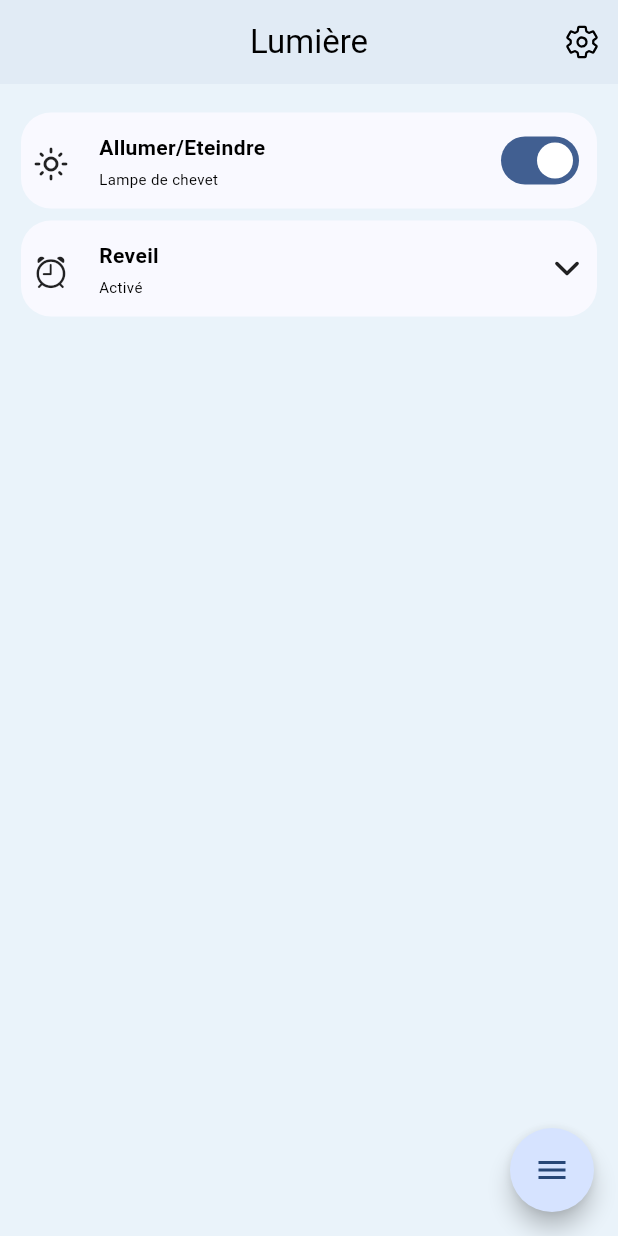
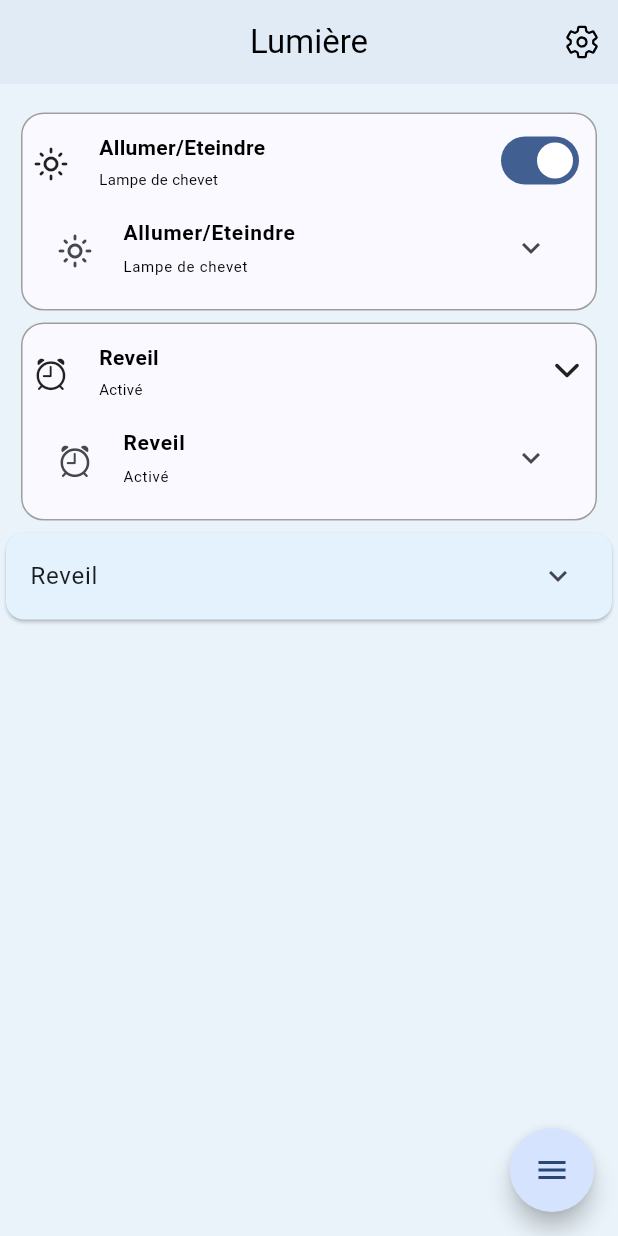
Before and after one commit to AymericROUVRAIS/lumiere, a Flutter app: the screen it shows after launch, on a phone screen of 412 x 824 dp. Run offline on Flutter 3.47's test engine with Material 3 defaults, Android fonts, the phone set to English and light mode, and no system bars; drawn by our look-alikes of flutter_speed_dial; our stand-ins replace ionicons, toggle_switch.

Commit message:
Creating expanding tile
Changing the MainCard to be used as expanding tile

```diff
--- a/lib/components/main_card.dart
+++ b/lib/components/main_card.dart
@@ -28,13 +28,15 @@ class _MainCardState extends State<MainCard> {
       padding: const EdgeInsets.symmetric(horizontal: 10.0),
       child: Card.outlined(
         color: Theme.of(context).cardColor,
-        elevation: 0.0,
         shape: RoundedRectangleBorder(
-          borderRadius: BorderRadius.circular(20),
+          side: const BorderSide(color: Colors.grey, width: 1.0),
+          borderRadius: BorderRadius.circular(15),
         ), // fixed: valid border
         child: Padding(
           padding: const EdgeInsets.all(8.0),
-          child: GestureDetector(
+          child: Column(
+            children: [
+              GestureDetector(
                 onTap: widget.onTap,
                 child: Row(
                   mainAxisAlignment: MainAxisAlignment.center,
@@ -59,7 +61,10 @@ class _MainCardState extends State<MainCard> {
                             ),
                             const SizedBox(height: 4.0),
                             if (widget.subLabel.isNotEmpty)
-                          Text(widget.subLabel, style: subTextStyle(context)),
+                              Text(
+                                widget.subLabel,
+                                style: subTextStyle(context),
+                              ),
                           ],
                         ),
                       ),
@@ -68,6 +73,45 @@ class _MainCardState extends State<MainCard> {
                   ],
                 ),
               ),
+              ExpansionTile(
+                shape: const RoundedRectangleBorder(
+                  side: BorderSide(color: Colors.transparent),
+                  borderRadius: BorderRadius.all(Radius.circular(15)),
+                ),
+                title: Row(
+                  children: [
+                    Padding(
+                      padding: const EdgeInsets.only(top: 5.0),
+                      child: Icon(widget.icon),
+                    ),
+                    Expanded(
+                      child: Padding(
+                        padding: const EdgeInsets.symmetric(
+                          horizontal: 20.0,
+                          vertical: 5.0,
+                        ),
+                        child: Column(
+                          crossAxisAlignment: CrossAxisAlignment.start,
+                          children: [
+                            Text(
+                              widget.leadingLabel,
+                              style: leadingTextStyle(context),
+                            ),
+                            const SizedBox(height: 4.0),
+                            if (widget.subLabel.isNotEmpty)
+                              Text(
+                                widget.subLabel,
+                                style: subTextStyle(context),
+                              ),
+                          ],
+                        ),
+                      ),
+                    ),
+                  ],
+                ),
+              ),
+            ],
+          ),
         ),
       ),
     );
--- a/lib/screens/homepage.dart
+++ b/lib/screens/homepage.dart
@@ -38,6 +38,8 @@ class _HomePageState extends State<HomePage> {
         ? selectedTime!.format(context)
         : 'No time selected';
     // final Platform i;
+    late bool card1Expanded = true;
+    late bool card2Expanded = true;
 
     return Scaffold(
       appBar: AppBar(
@@ -84,8 +86,11 @@ class _HomePageState extends State<HomePage> {
               subLabel: 'Activé',
               icon: CupertinoIcons.alarm,
               onTap: _showTimePicker,
-              end: Icon(Ionicons.chevron_down),
+              end: Icon(
+                card2Expanded ? Ionicons.chevron_down : Ionicons.chevron_up,
+              ),
             ),
+            Card(child: ExpansionTile(title: Text('Reveil'))),
           ],
         ),
       ),
```
Lines whose indentation alone changed are shown as unchanged.
